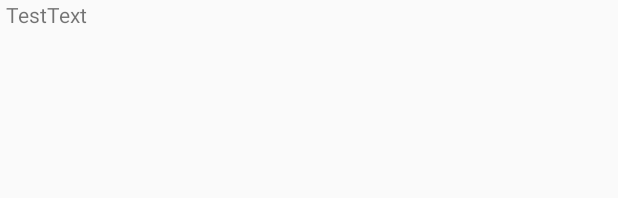
After one commit to pestrowicz-szymon/MobileCarDyno, an Android app built with Jetpack Compose: the layout text_row_item.xml on its own in the app's theme, with its tools: preview values and no code run, on a phone screen of 412 x 824 dp. The commit adds this screen. Shown: the top 198 px of the screen. Run offline under Robolectric (Android 15) with nearby library versions, the phone set to English and light mode, and no system bars.

Commit message:
improved bluetooth implementation, app now can display list of paired bt devices on main screen

```diff
--- a/app/build.gradle.kts
+++ b/app/build.gradle.kts
@@ -59,6 +59,7 @@ dependencies {
     implementation(libs.androidx.ui.graphics)
     implementation(libs.androidx.ui.tooling.preview)
     implementation(libs.androidx.material3)
+    implementation(libs.androidx.recyclerview)
     testImplementation(libs.junit)
     androidTestImplementation(libs.androidx.junit)
     androidTestImplementation(libs.androidx.espresso.core)
--- a/app/src/main/res/layout/activity_main.xml
+++ b/app/src/main/res/layout/activity_main.xml
@@ -16,4 +16,9 @@
         android:layout_width="wrap_content"
         android:layout_height="wrap_content"
         android:text="Obroty: " />
+
+    <androidx.recyclerview.widget.RecyclerView
+        android:id="@+id/recyclerView"
+        android:layout_width="match_parent"
+        android:layout_height="match_parent" />
 </LinearLayout>
--- /dev/null
+++ b/app/src/main/res/layout/text_row_item.xml
@@ -0,0 +1,13 @@
+<FrameLayout xmlns:android="http://schemas.android.com/apk/res/android"
+    android:layout_width="match_parent"
+    android:layout_height="20dp"
+    android:layout_marginLeft="4dp"
+    android:layout_marginRight="4dp"
+    android:gravity="center_vertical">
+
+    <TextView
+        android:id="@+id/textView"
+        android:layout_width="wrap_content"
+        android:layout_height="wrap_content"
+        android:text="TestText"/>
+</FrameLayout>
--- a/gradle/libs.versions.toml
+++ b/gradle/libs.versions.toml
@@ -8,6 +8,7 @@ espressoCore = "3.5.1"
 lifecycleRuntimeKtx = "2.6.1"
 activityCompose = "1.8.0"
 composeBom = "2024.04.01"
+recyclerview = "1.3.2"
 
 [libraries]
 androidx-core-ktx = { group = "androidx.core", name = "core-ktx", version.ref = "coreKtx" }
@@ -24,6 +25,7 @@ androidx-ui-tooling-preview = { group = "androidx.compose.ui", name = "ui-toolin
 androidx-ui-test-manifest = { group = "androidx.compose.ui", name = "ui-test-manifest" }
 androidx-ui-test-junit4 = { group = "androidx.compose.ui", name = "ui-test-junit4" }
 androidx-material3 = { group = "androidx.compose.material3", name = "material3" }
+androidx-recyclerview = { group = "androidx.recyclerview", name = "recyclerview", version.ref = "recyclerview" }
 
 [plugins]
 android-application = { id = "com.android.application", version.ref = "agp" }
```
Also changed, not shown: app/src/main/java/com/example/mobilecardyno/BluetoothImplementation.kt (+26 -10 lines), app/src/main/java/com/example/mobilecardyno/MainActivity.kt (+10 -1 lines), app/src/main/java/com/example/mobilecardyno/RecyclerViewAdapter.kt (added, +44 -0 lines).
